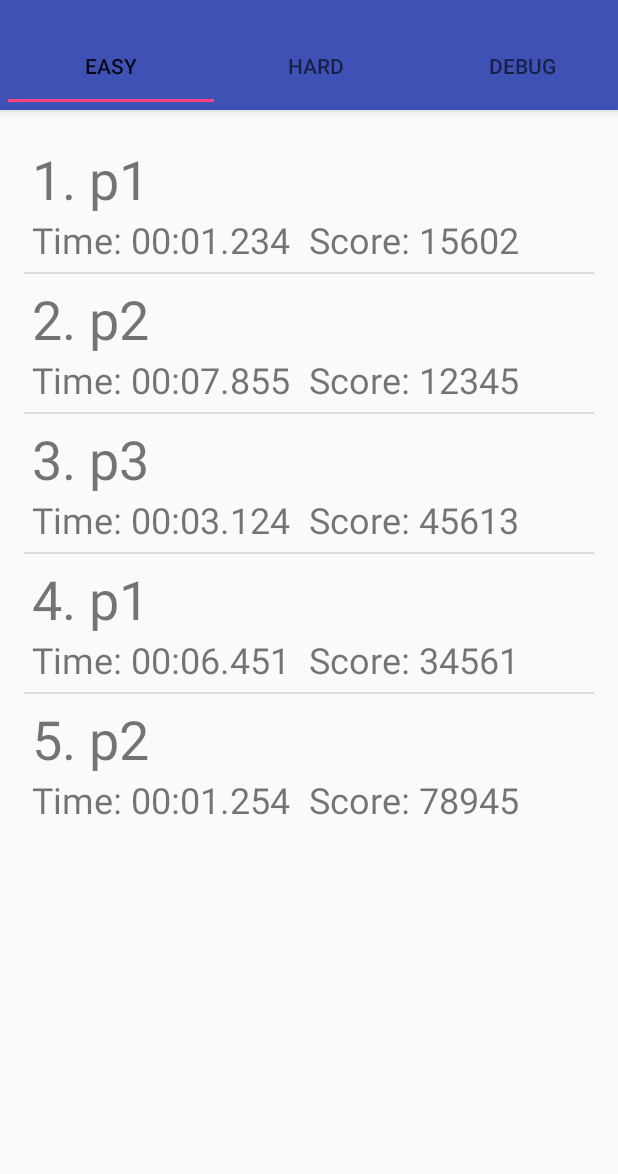
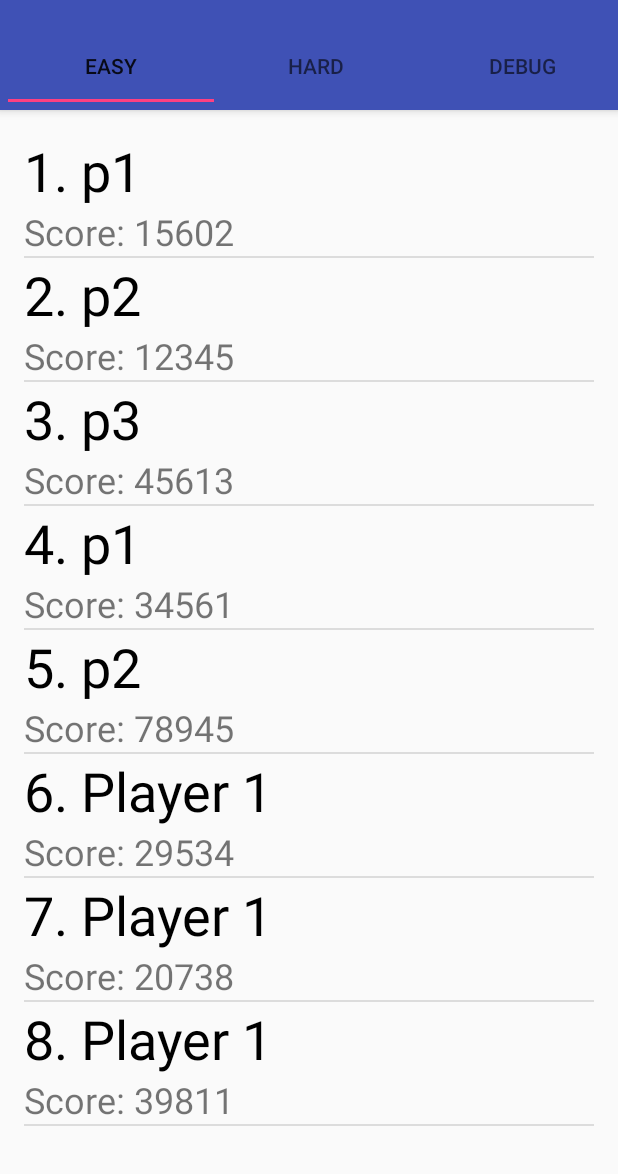
Before and after one commit to TheCompSciNoob/MinigameMarathon, an Android app: the screen it shows after launch (MainActivity), in the side drawer, after a tap on "Leader Board", on a phone screen of 412 x 824 dp, the part 62-1236 px from its top. Run offline under Robolectric (Android 15) with nearby library versions, the phone set to English and light mode, and no system bars.

Commit message:
added some fancy stuff

```diff
--- a/app/src/main/java/com/example/chow/minigamemarathon/HighScoreFragment.java
+++ b/app/src/main/java/com/example/chow/minigamemarathon/HighScoreFragment.java
@@ -18,6 +18,7 @@ import android.view.View;
 import android.view.ViewGroup;
 
 import java.util.ArrayList;
+import java.util.Random;
 
 /**
  * Created by Kyros on 11/17/2017.
@@ -99,17 +100,17 @@ public class HighScoreFragment extends Fragment {
         scores.add(new Score("p2", 12014, 1010, GameMode.DEBUG));
 
 
-        /*String[] names = {"Player 1", "Player 2", "Player 3"};
+        String[] names = {"Player 1", "Player 2", "Player 3"};
         GameMode[] gameModes = GameMode.AVAILABLE_GAME_MODES;
         Random random = new Random();
-        for (int i = 0; i < 3; i++)
+        for (int i = 0; i < 10; i++)
         {
             String name = names[random.nextInt(names.length)];
             int score = random.nextInt(30000) + 20000;
             long time = random.nextInt(2000) + 1000;
             GameMode randomGameMode = gameModes[random.nextInt(gameModes.length)];
             scores.add(new Score(name, score, time, randomGameMode));
-        }*/
+        }
 
         return scores;
     }
--- a/app/src/main/java/com/example/chow/minigamemarathon/HighScoreTabFragment.java
+++ b/app/src/main/java/com/example/chow/minigamemarathon/HighScoreTabFragment.java
@@ -1,196 +1,258 @@
 package com.example.chow.minigamemarathon;
 
 import android.annotation.SuppressLint;
+import android.graphics.Color;
 import android.os.AsyncTask;
 import android.os.Bundle;
+import android.os.CountDownTimer;
 import android.support.annotation.Nullable;
 import android.support.v4.app.Fragment;
-import android.support.v4.app.FragmentPagerAdapter;
-import android.support.v4.view.ViewPager;
 import android.support.v4.widget.DrawerLayout;
+import android.support.v7.widget.DividerItemDecoration;
+import android.support.v7.widget.LinearLayoutManager;
+import android.support.v7.widget.RecyclerView;
+import android.util.Log;
 import android.view.LayoutInflater;
 import android.view.View;
 import android.view.ViewGroup;
-import android.widget.BaseAdapter;
+import android.view.animation.AlphaAnimation;
+import android.view.animation.Animation;
 import android.widget.LinearLayout;
-import android.widget.ListView;
+import android.widget.TextSwitcher;
 import android.widget.TextView;
+import android.widget.ViewSwitcher;
 
 import java.util.ArrayList;
 
 import static android.content.ContentValues.TAG;
 
 /**
- * Created by Kyros on 11/17/2017.
+ * Created by Kyros on 11/20/2017.
  */
 
 public class HighScoreTabFragment extends Fragment {
 
-    private int positionInAdapter = -1, positionSelected = -1;
-    private ListView displayScoresListView;
-    private TextView loadingText;
+    private ScoreAdapter adapter;
+    private DrawerLayout.SimpleDrawerListener drawerListener;
+    private ArrayList<Score> filteredDatabase;
     private GameMode gameMode;
-    private BaseAdapter adapter;
-    private ArrayList<Score> database;
-    private ArrayList<Score> scores;
     private boolean suitableDisplayFilterMoment = false;
+    private View rootView;
+    private RecyclerView recyclerView;
+    private DrawerLayout drawerLayout;
 
     @Nullable
     @Override
     public View onCreateView(LayoutInflater inflater, @Nullable ViewGroup container, @Nullable Bundle savedInstanceState) {
         super.onCreateView(inflater, container, savedInstanceState);
-        View rootView = inflater.inflate(R.layout.tab_high_score_layout, container, false);
-        displayScoresListView = rootView.findViewById(R.id.high_score_viewer);
-        loadingText = rootView.findViewById(R.id.loading_text);
-        ViewPager parentContainer = getActivity().findViewById(R.id.view_pager_high_score_container);
-        parentContainer.addOnPageChangeListener(new ViewPager.SimpleOnPageChangeListener()
-        {
-            @Override
-            public void onPageSelected(int position) {
-                super.onPageSelected(position);
-                positionSelected = position;
-                if (positionSelected != positionInAdapter)
-                {
-                    displayScoresListView.setAdapter(null);
-                    loadingText.setVisibility(View.VISIBLE);
-                }
-            }
-
-            @Override
-            public void onPageScrollStateChanged(int state) {
-                super.onPageScrollStateChanged(state);
-                if (positionSelected == positionInAdapter && state == ViewPager.SCROLL_STATE_IDLE)
-                {
-                    loadingText.setVisibility(View.INVISIBLE);
-                    displayScoresListView.setAdapter(adapter);
-                    adapter.notifyDataSetChanged();
-                }
-            }
-        });
-        startFilterTask();
-        //check if nav drawer is closed
-        DrawerLayout drawerLayout = getActivity().findViewById(R.id.drawer_layout);
-        drawerLayout.addDrawerListener(new DrawerLayout.SimpleDrawerListener() {
+        rootView = inflater.inflate(R.layout.tab_high_score_layout, container, false);
+        drawerListener = new DrawerLayout.SimpleDrawerListener() {
             @Override
             public void onDrawerClosed(View drawerView) {
-                displayScores();
+                super.onDrawerClosed(drawerView);
+                tryDisplayInfo();
+                Log.d(TAG, "onDrawerClosed: drawer closed and info displayed");
             }
-        });
+        };
+        drawerLayout = getActivity().findViewById(R.id.drawer_layout);
+        drawerLayout.addDrawerListener(drawerListener);
 
         return rootView;
     }
 
-    private void startFilterTask()
+    private void startFilterTask(final ArrayList<Score> unfilteredDatabase)
     {
-        //new thread to obtain data from database
-        @SuppressLint("StaticFieldLeak") AsyncTask<Void, Void, Void> task = new AsyncTask<Void, Void, Void>() {
+        @SuppressLint("StaticFieldLeak") final AsyncTask<Void, Void, Void> filterTask = new AsyncTask<Void, Void, Void>() {
             @Override
             protected Void doInBackground(Void... voids) {
-                scores = new ArrayList<>();
-                scores = filterScoresFromDataBase();
-                adapter = new BaseAdapter() {
-                    @Override
-                    public int getCount() {
-                        return scores.size();
+                filteredDatabase = new ArrayList<>();
+                for (Score score : unfilteredDatabase)
+                {
+                    if (score.get_gameMode().equals(gameMode))
+                    {
+                        filteredDatabase.add(score);
                     }
-
-                    @Override
-                    public Object getItem(int position) {
-                        return scores.get(position);
                 }
-
-                    @Override
-                    public long getItemId(int position) {
-                        return position;
-                    }
-
-                    @Override
-                    public View getView(int position, View convertView, ViewGroup parent) {
-                        LinearLayout displayLayout;
-                        ViewHolder viewHolder;
-                        if (convertView == null)
-                        {
-                            viewHolder = new ViewHolder();
-                            LayoutInflater inflater = LayoutInflater.from(getActivity());
-                            displayLayout = (LinearLayout) inflater.inflate(R.layout.game_end_status_display_layout, null);
-                            displayLayout.setPadding(8, 8, 8, 8);
-                            viewHolder.playerName = displayLayout.findViewById(R.id.game_name);
-                            viewHolder.gameTime = displayLayout.findViewById(R.id.game_time);
-                            viewHolder.gameScore = displayLayout.findViewById(R.id.game_score);
-                            viewHolder.playerName.setText((position + 1) + ". " + scores.get(position).get_name());
-                            viewHolder.gameTime.append(GameFragment.formatMillisToMMSSMSMS(Long.parseLong(scores.get(position).get_time())));
-                            viewHolder.gameScore.append(scores.get(position).get_score());
-                            displayLayout.setTag(viewHolder);
-                        }
-                        else
-                        {
-                            displayLayout = (LinearLayout) convertView;
-                        }
-                        return displayLayout;
-                    }
-
-                    @Override
-                    public int getViewTypeCount() {
-                        return Math.max(getCount(), 1);
-                    }
-
-                    @Override
-                    public int getItemViewType(int position) {
-                        return position;
-                    }
-                };
-
+                adapter = new ScoreAdapter(filteredDatabase);
                 return null;
             }
 
             @Override
             protected void onPostExecute(Void aVoid) {
-                displayScores();
+                tryDisplayInfo();
             }
         };
-        task.execute();
+        filterTask.execute();
     }
 
-    private void displayScores()
+    private void tryDisplayInfo()
     {
         if (!suitableDisplayFilterMoment)
         {
             suitableDisplayFilterMoment = true;
         }
-        else if (positionInAdapter == 0)
+        else if (recyclerView == null)
         {
-            loadingText.setVisibility(View.INVISIBLE);
-            displayScoresListView.setAdapter(adapter);
-            adapter.notifyDataSetChanged();
+            RecyclerView.LayoutManager manager = new LinearLayoutManager(getActivity());
+            recyclerView = rootView.findViewById(R.id.high_score_recyclerview);
+            recyclerView.setLayoutManager(manager);
+            recyclerView.addItemDecoration(new DividerItemDecoration(recyclerView.getContext(), DividerItemDecoration.VERTICAL));
+            TextView loadScreen = rootView.findViewById(R.id.load_screen);
+            loadScreen.setVisibility(View.INVISIBLE);
+            recyclerView.setAdapter(adapter);
+            adapter.startClock();
         }
     }
 
-    private ArrayList<Score> filterScoresFromDataBase() {
-        ArrayList<Score> filteredScores = new ArrayList<>();
-        if (database != null)
+    public void setArguments(GameMode gameMode, ArrayList<Score> unfilteredDatabase, int positionInAdapter)
     {
-            for (Score score : database)
+        this.gameMode = gameMode;
+        startFilterTask(unfilteredDatabase);
+    }
+
+    //adapter for recycler view
+    private class ScoreAdapter extends RecyclerView.Adapter<ScoreViewHolder>
     {
-                if (score.get_gameMode().equals(gameMode))
+        private ArrayList<Score> scores;
+        private ArrayList<TextSwitcher> switcherArrayList;
+        private ArrayList<String> values1, values2;
+        private int detailPosition;
+        private UpdateClock clock;
+
+        public ScoreAdapter(ArrayList<Score> scores) {
+            super();
+            this.scores = scores;
+            switcherArrayList = new ArrayList<>();
+            values1 = new ArrayList<>();
+            values2 = new ArrayList<>();
+            detailPosition = 0;
+        }
+
+        @Override
+        public ScoreViewHolder onCreateViewHolder(ViewGroup parent, int viewType) {
+            LayoutInflater inflater = LayoutInflater.from(parent.getContext());
+            LinearLayout displayLayout = (LinearLayout) inflater.inflate(R.layout.high_score_status_dsiplay_layout, parent, false);
+            ScoreViewHolder vh = new ScoreViewHolder(displayLayout);
+            return vh;
+        }
+
+        @Override
+        public void onBindViewHolder(final ScoreViewHolder holder, final int position) {
+            holder.playerName.setText((position + 1) + ". " + scores.get(position).get_name());
+            holder.playerName.setTextColor(Color.BLACK);
+            Animation in = new AlphaAnimation(0.f, 1.f);
+            in.setDuration(1000);
+            Animation out = new AlphaAnimation(1.f, 0.f);
+            out.setDuration(1000);
+            holder.scoreDetails.setInAnimation(in);
+            holder.scoreDetails.setOutAnimation(out);
+            holder.scoreDetails.setFactory(new ViewSwitcher.ViewFactory() {
+                @Override
+                public View makeView() {
+                    TextView detail = new TextView(holder.scoreDetails.getContext());
+                    detail.setTextSize(24);
+                    return detail;
+                }
+            });
+            //Strings to loop back and forth
+            holder.timeDetail = "Time: " + GameFragment.formatMillisToMMSSMSMS(Long.parseLong(scores.get(position).get_time()));
+            holder.scoreDetail = "Score: " + scores.get(position).get_score();
+            addSwitcher(holder.scoreDetails, holder.timeDetail, holder.scoreDetail);
+        }
+
+        @Override
+        public int getItemCount() {
+            return scores.size();
+        }
+
+        @Override
+        public void onAttachedToRecyclerView(RecyclerView recyclerView) {
+            super.onAttachedToRecyclerView(recyclerView);
+            clock = new UpdateClock(4000) {
+                @Override
+                public void onUpdate() {
+                    Log.d(TAG, "onUpdate: clock updated");
+                    detailPosition = (detailPosition + 1) % 2;
+                    for (int i = 0; i < switcherArrayList.size(); i++)
                     {
-                    filteredScores.add(score);
+                        if (detailPosition == 0)
+                        {
+                            switcherArrayList.get(i).setText(values1.get(i));
+                        }
+                        else
+                        {
+                            switcherArrayList.get(i).setText(values2.get(i));
                         }
                     }
                 }
-        return filteredScores;
+            };
         }
 
-    public void setArguments(GameMode gameMode, ArrayList<Score> database, int positionInAdapter)
-    {
-        this.gameMode = gameMode;
-        this.database = database;
-        this.positionInAdapter = positionInAdapter;
+        @Override
+        public void onViewDetachedFromWindow(ScoreViewHolder holder) {
+            super.onViewDetachedFromWindow(holder);
+            switcherArrayList.remove(holder.scoreDetails);
+            values1.remove(holder.timeDetail);
+            values2.remove(holder.scoreDetail);
         }
 
-    private static class ViewHolder
+        private void addSwitcher(TextSwitcher newSwitcher, String newTimeDetail, String newScoreDetail)
+        {
+            switcherArrayList.add(newSwitcher);
+            values1.add(newTimeDetail);
+            values2.add(newScoreDetail);
+        }
+
+        private void stopClock()
+        {
+            clock.cancel();
+        }
+
+        private void startClock()
+        {
+            clock.start();
+        }
+    }
+
+    @Override
+    public void onDetach() {
+        super.onDetach();
+        drawerLayout.removeDrawerListener(drawerListener);
+        adapter.stopClock();
+    }
+
+    private abstract class UpdateClock extends CountDownTimer
+    {
+
+        private UpdateClock(long interval)
+        {
+            super(Long.MAX_VALUE, interval);
+        }
+        @Override
+        public void onTick(long millisUntilFinished) {
+            onUpdate();
+        }
+
+        @Override
+        public void onFinish() {
+            //nothing
+        }
+
+        public abstract void onUpdate();
+
+    }
+
+    //ViewHolder for layout in recycler view
+    private static class ScoreViewHolder extends RecyclerView.ViewHolder
     {
         TextView playerName;
-        TextView gameTime;
-        TextView gameScore;
+        TextSwitcher scoreDetails;
+        String timeDetail, scoreDetail;
+
+        public ScoreViewHolder(LinearLayout itemView) {
+            super(itemView);
+            playerName = itemView.findViewById(R.id.game_name);
+            scoreDetails = itemView.findViewById(R.id.score_details_switcher);
         }
     }
+}
--- /dev/null
+++ b/app/src/main/res/layout/high_score_status_dsiplay_layout.xml
@@ -0,0 +1,17 @@
+<?xml version="1.0" encoding="utf-8"?>
+<LinearLayout xmlns:android="http://schemas.android.com/apk/res/android"
+    android:orientation="vertical" android:layout_width="match_parent"
+    android:layout_height="wrap_content">
+
+    <TextView
+        android:id="@+id/game_name"
+        android:textSize="36sp"
+        android:layout_width="match_parent"
+        android:layout_height="wrap_content"
+        android:text="Game Name" />
+
+    <TextSwitcher
+        android:id="@+id/score_details_switcher"
+        android:layout_width="match_parent"
+        android:layout_height="wrap_content"/>
+</LinearLayout>
--- a/app/src/main/res/layout/tab_high_score_layout.xml
+++ b/app/src/main/res/layout/tab_high_score_layout.xml
@@ -5,8 +5,8 @@
     android:layout_width="match_parent"
     android:layout_height="match_parent">
 
-    <ListView
-        android:id="@+id/high_score_viewer"
+    <android.support.v7.widget.RecyclerView
+        android:id="@+id/high_score_recyclerview"
         android:layout_width="match_parent"
         android:layout_height="wrap_content"
         android:layout_marginBottom="8dp"
@@ -20,9 +20,13 @@
         app:layout_constraintVertical_bias="0.0" />
 
     <TextView
-        android:id="@+id/loading_text"
+        android:id="@+id/load_screen"
         android:layout_width="wrap_content"
         android:layout_height="wrap_content"
+        android:layout_marginBottom="8dp"
+        android:layout_marginEnd="8dp"
+        android:layout_marginStart="8dp"
+        android:layout_marginTop="8dp"
         android:text="Loading..."
         android:textSize="24sp"
         app:layout_constraintBottom_toBottomOf="parent"
```
Lines whose indentation alone changed are shown as unchanged.
